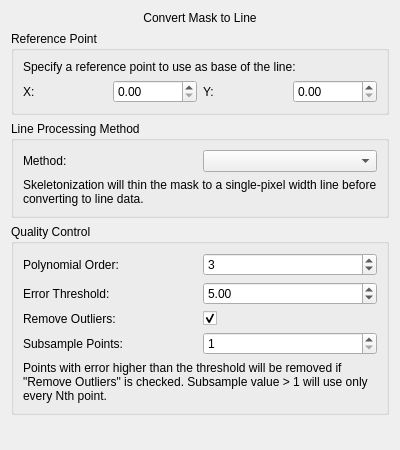
Before: the Qt Designer form src/WhiskerToolbox/DataTransform_Widget/Masks/MaskToLine_Widget/MaskToLine_Widget.ui in paulmthompson/WhiskerToolbox, drawn with Qt 5.
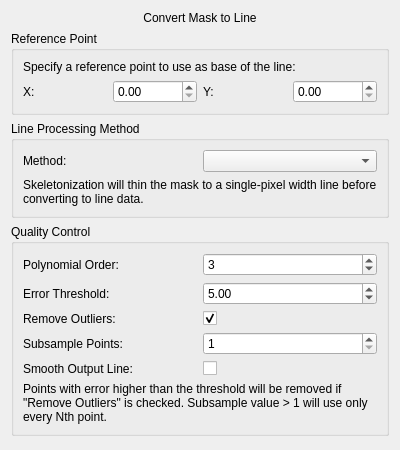
After: the same form once the commit is applied.

Commit message: add parametric smoothing to mask to line

The edit to the form file:
```diff
--- a/src/WhiskerToolbox/DataTransform_Widget/Masks/MaskToLine_Widget/MaskToLine_Widget.ui
+++ b/src/WhiskerToolbox/DataTransform_Widget/Masks/MaskToLine_Widget/MaskToLine_Widget.ui
@@ -204,8 +204,23 @@
         </property>
        </widget>
       </item>
+
+      <item row="4" column="0">
+       <widget class="QLabel" name="smoothLineLabel">
+        <property name="text">
+         <string>Smooth Output Line:</string>
+        </property>
+       </widget>
+      </item>
+      <item row="4" column="1">
+       <widget class="QCheckBox" name="smoothLineCheckBox">
+        <property name="checked">
+         <bool>false</bool>
+        </property>
+       </widget>
+      </item>
       
-      <item row="4" column="0" colspan="2">
+      <item row="5" column="0" colspan="2">
        <widget class="QLabel" name="qualityDescriptionLabel">
         <property name="text">
          <string>Points with error higher than the threshold will be removed if "Remove Outliers" is checked. Subsample value > 1 will use only every Nth point.</string>
```
The commit also changes 3 other files.
